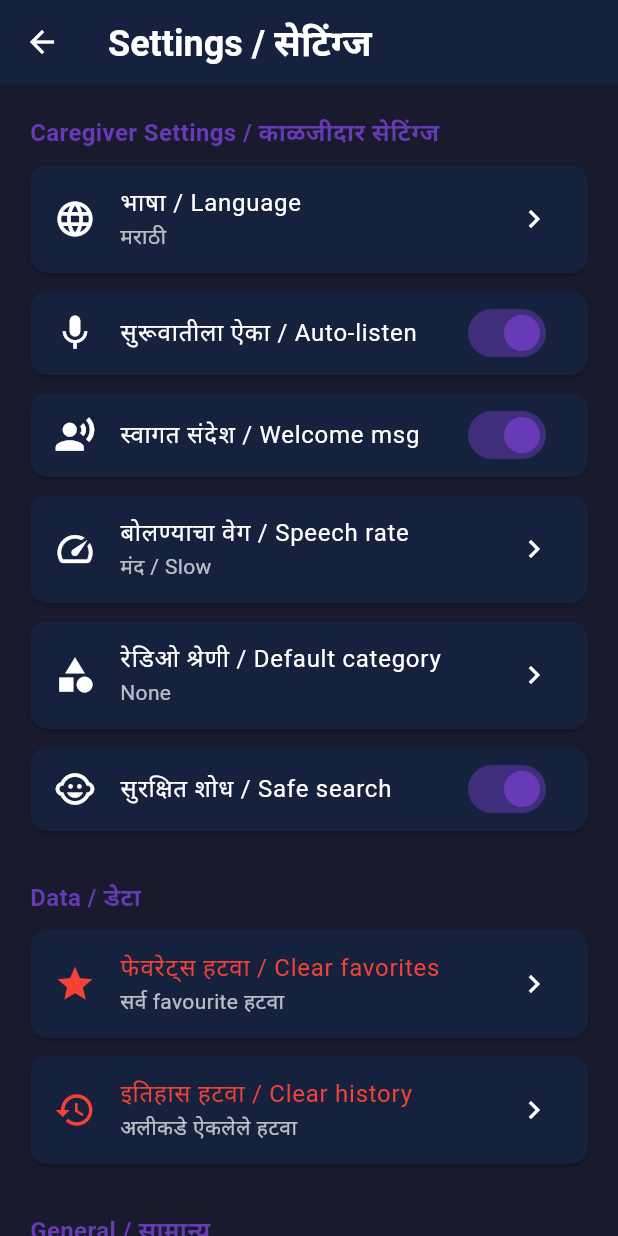
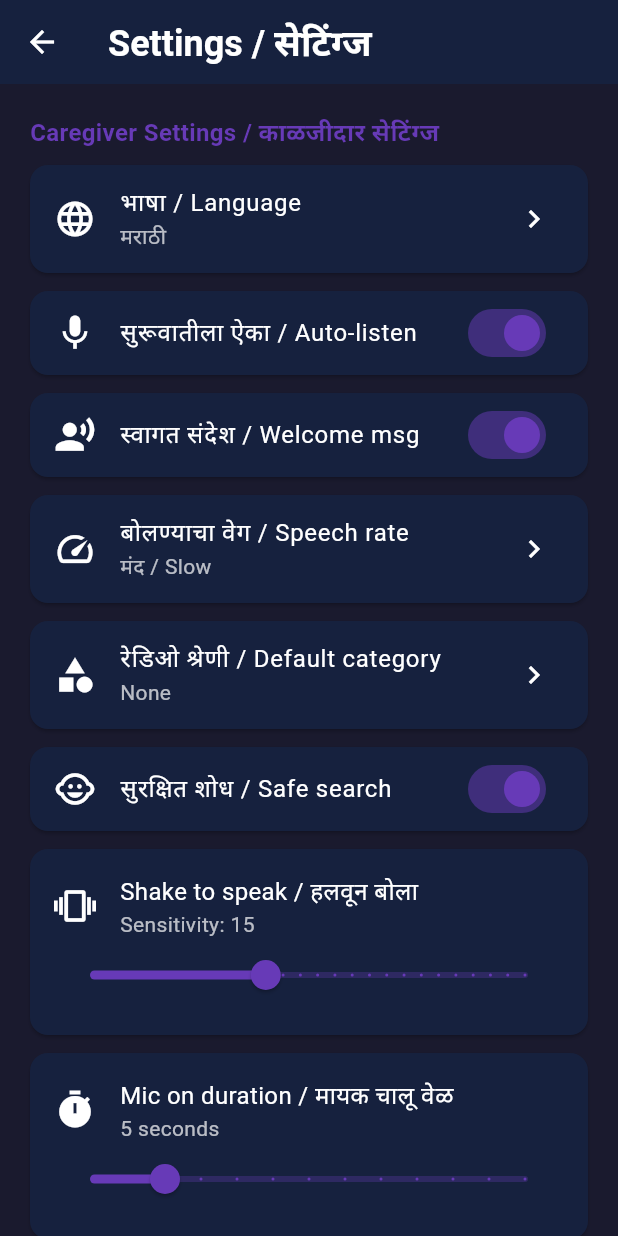
Before and after one commit to Shrawan13-glitch/RadioSathi, a Flutter app: the screen it shows after launch, after a tap on the "settings" icon, on a phone screen of 412 x 824 dp. Run offline on Flutter 3.47's test engine with Material 3 defaults, Android fonts, the phone set to English and light mode, and no system bars; our stand-ins replace flutter_tts, hive, hive_flutter, just_audio, sensors_plus, shared_preferences and 1 more; missing offline and left inert: flutter_inappwebview; accounts and stored records are empty.

Commit message:
Add shake-to-speak feature with customizable sensitivity and mic duration

```diff
--- a/lib/screens/home_screen.dart
+++ b/lib/screens/home_screen.dart
@@ -1,5 +1,7 @@
+import 'dart:async';
 import 'package:flutter/material.dart';
 import 'package:flutter_inappwebview/flutter_inappwebview.dart';
+import 'package:sensors_plus/sensors_plus.dart';
 import 'package:speech_to_text/speech_to_text.dart';
 import 'package:flutter_tts/flutter_tts.dart';
 import 'package:just_audio/just_audio.dart';
@@ -54,6 +56,13 @@ class _HomeScreenState extends State<HomeScreen> with TickerProviderStateMixin {
   bool _isListening = false;
   bool _isWebViewVisible = false;
 
+  StreamSubscription<AccelerometerEvent>? _accelerometerSubscription;
+  DateTime? _lastShakeTime;
+  double _shakeThreshold = 15.0;
+  int _minListeningDurationMs = 5000;
+  DateTime? _shakeListeningStartTime;
+  static const int _shakeCooldownMs = 1000;
+
   AppMode _currentMode = AppMode.command;
   late AnimationController _modeAnimationController;
   late Animation<Color?> _backgroundColorAnimation;
@@ -88,6 +97,7 @@ class _HomeScreenState extends State<HomeScreen> with TickerProviderStateMixin {
     _initSpeech();
     _initTts();
     _initAudioPlayerListeners();
+    _initShakeDetection();
     _checkAutoListen();
   }
 
@@ -185,6 +195,30 @@ class _HomeScreenState extends State<HomeScreen> with TickerProviderStateMixin {
       parent: _modeAnimationController,
       curve: Curves.easeInOut,
     ));
+  }
+
+  void _initShakeDetection() async {
+    final settings = await CaregiverSettingsService().load();
+    _shakeThreshold = settings.shakeThreshold;
+    _minListeningDurationMs = settings.minListeningSeconds * 1000;
+
+    _accelerometerSubscription = accelerometerEventStream().listen((AccelerometerEvent event) {
+      final double acceleration = event.x * event.x + event.y * event.y + event.z * event.z;
+      final double accelerationWithGravity = acceleration - 9.8 * 9.8;
+      final double shakeForce = accelerationWithGravity.abs();
+
+      if (shakeForce > _shakeThreshold) {
+        final now = DateTime.now();
+        final canTrigger = _lastShakeTime == null ||
+            now.difference(_lastShakeTime!).inMilliseconds > _shakeCooldownMs;
+
+        if (canTrigger && !_isListening && mounted) {
+          _lastShakeTime = now;
+          _shakeListeningStartTime = now;
+          _startListening();
+        }
+      }
+    });
   }
 
   void _switchToYouTubeMode() async {
@@ -406,6 +440,14 @@ class _HomeScreenState extends State<HomeScreen> with TickerProviderStateMixin {
   }
 
   void _stopListening() async {
+    if (_shakeListeningStartTime != null) {
+      final elapsed = DateTime.now().difference(_shakeListeningStartTime!).inMilliseconds;
+      if (elapsed < _minListeningDurationMs) {
+        final remaining = _minListeningDurationMs - elapsed;
+        await Future.delayed(Duration(milliseconds: remaining));
+      }
+      _shakeListeningStartTime = null;
+    }
     await _speechToText.stop();
     await _playBeep(2);
     await _flutterTts.setVolume(_ttsVolumeBeforeMute);
@@ -671,6 +713,7 @@ class _HomeScreenState extends State<HomeScreen> with TickerProviderStateMixin {
     _flutterTts.stop();
     _audioPlayer.dispose();
     _beepPlayer.dispose();
+    _accelerometerSubscription?.cancel();
     super.dispose();
   }
 
@@ -692,7 +735,7 @@ class _HomeScreenState extends State<HomeScreen> with TickerProviderStateMixin {
                     _buildAppBar(),
                     const SizedBox(height: 40),
                     Text(
-                      'Double tap anywhere to speak',
+                      'Double tap or shake device to speak',
                       style: TextStyle(color: Colors.white70, fontSize: 18),
                     ),
                     const SizedBox(height: 40),
--- a/lib/screens/settings_screen.dart
+++ b/lib/screens/settings_screen.dart
@@ -101,6 +101,90 @@ class _SettingsScreenState extends State<SettingsScreen> {
             title: 'सुरक्षित शोध / Safe search',
             value: _settings.safeSearchMode,
             onChanged: (v) => _updateSetting(_settings.copyWith(safeSearchMode: v)),
+          ),
+          Card(
+            color: const Color(0xFF16213E),
+            margin: const EdgeInsets.only(bottom: 12),
+            child: Padding(
+              padding: const EdgeInsets.all(16),
+              child: Column(
+                crossAxisAlignment: CrossAxisAlignment.start,
+                children: [
+                  Row(
+                    children: [
+                      const Icon(Icons.vibration, color: Colors.white, size: 28),
+                      const SizedBox(width: 16),
+                      Expanded(
+                        child: Column(
+                          crossAxisAlignment: CrossAxisAlignment.start,
+                          children: [
+                            const Text(
+                              'Shake to speak / हलवून बोला',
+                              style: TextStyle(color: Colors.white, fontSize: 16),
+                            ),
+                            Text(
+                              'Sensitivity: ${_settings.shakeThreshold.toInt()}',
+                              style: const TextStyle(color: Colors.white70, fontSize: 14),
+                            ),
+                          ],
+                        ),
+                      ),
+                    ],
+                  ),
+                  Slider(
+                    value: _settings.shakeThreshold,
+                    min: 5,
+                    max: 30,
+                    divisions: 25,
+                    activeColor: Colors.deepPurple,
+                    inactiveColor: Colors.deepPurple.withValues(alpha: 0.3),
+                    onChanged: (v) => _updateSetting(_settings.copyWith(shakeThreshold: v)),
+                  ),
+                ],
+              ),
+            ),
+          ),
+          Card(
+            color: const Color(0xFF16213E),
+            margin: const EdgeInsets.only(bottom: 12),
+            child: Padding(
+              padding: const EdgeInsets.all(16),
+              child: Column(
+                crossAxisAlignment: CrossAxisAlignment.start,
+                children: [
+                  Row(
+                    children: [
+                      const Icon(Icons.timer, color: Colors.white, size: 28),
+                      const SizedBox(width: 16),
+                      Expanded(
+                        child: Column(
+                          crossAxisAlignment: CrossAxisAlignment.start,
+                          children: [
+                            const Text(
+                              'Mic on duration / मायक चालू वेळ',
+                              style: TextStyle(color: Colors.white, fontSize: 16),
+                            ),
+                            Text(
+                              '${_settings.minListeningSeconds} seconds',
+                              style: const TextStyle(color: Colors.white70, fontSize: 14),
+                            ),
+                          ],
+                        ),
+                      ),
+                    ],
+                  ),
+                  Slider(
+                    value: _settings.minListeningSeconds.toDouble(),
+                    min: 3,
+                    max: 15,
+                    divisions: 12,
+                    activeColor: Colors.deepPurple,
+                    inactiveColor: Colors.deepPurple.withValues(alpha: 0.3),
+                    onChanged: (v) => _updateSetting(_settings.copyWith(minListeningSeconds: v.toInt())),
+                  ),
+                ],
+              ),
+            ),
           ),
           const SizedBox(height: 20),
           _buildSectionHeader('Data / डेटा'),
--- a/lib/services/caregiver_settings_service.dart
+++ b/lib/services/caregiver_settings_service.dart
@@ -12,6 +12,8 @@ class CaregiverSettings {
   final SpeechRate speechRate;
   final SettingCategory defaultCategory;
   final bool safeSearchMode;
+  final double shakeThreshold;
+  final int minListeningSeconds;
 
   const CaregiverSettings({
     this.language = 'marathi',
@@ -20,6 +22,8 @@ class CaregiverSettings {
     this.speechRate = SpeechRate.slow,
     this.defaultCategory = SettingCategory.none,
     this.safeSearchMode = true,
+    this.shakeThreshold = 15.0,
+    this.minListeningSeconds = 5,
   });
 
   CaregiverSettings copyWith({
@@ -29,6 +33,8 @@ class CaregiverSettings {
     SpeechRate? speechRate,
     SettingCategory? defaultCategory,
     bool? safeSearchMode,
+    double? shakeThreshold,
+    int? minListeningSeconds,
   }) {
     return CaregiverSettings(
       language: language ?? this.language,
@@ -37,6 +43,8 @@ class CaregiverSettings {
       speechRate: speechRate ?? this.speechRate,
       defaultCategory: defaultCategory ?? this.defaultCategory,
       safeSearchMode: safeSearchMode ?? this.safeSearchMode,
+      shakeThreshold: shakeThreshold ?? this.shakeThreshold,
+      minListeningSeconds: minListeningSeconds ?? this.minListeningSeconds,
     );
   }
 }
@@ -48,6 +56,8 @@ class CaregiverSettingsService {
   static const String _speechRateKey = 'cg_speech_rate';
   static const String _defaultCategoryKey = 'cg_default_category';
   static const String _safeSearchKey = 'cg_safe_search';
+  static const String _shakeThresholdKey = 'cg_shake_threshold';
+  static const String _minListeningSecondsKey = 'cg_min_listening_seconds';
 
   static final CaregiverSettingsService _instance = CaregiverSettingsService._internal();
   factory CaregiverSettingsService() => _instance;
@@ -66,6 +76,8 @@ class CaregiverSettingsService {
       speechRate: SpeechRate.values[prefs.getInt(_speechRateKey) ?? 0],
       defaultCategory: SettingCategory.values[prefs.getInt(_defaultCategoryKey) ?? 0],
       safeSearchMode: prefs.getBool(_safeSearchKey) ?? true,
+      shakeThreshold: prefs.getDouble(_shakeThresholdKey) ?? 15.0,
+      minListeningSeconds: prefs.getInt(_minListeningSecondsKey) ?? 5,
     );
     return _cached!;
   }
@@ -79,6 +91,8 @@ class CaregiverSettingsService {
     await prefs.setInt(_speechRateKey, settings.speechRate.index);
     await prefs.setInt(_defaultCategoryKey, settings.defaultCategory.index);
     await prefs.setBool(_safeSearchKey, settings.safeSearchMode);
+    await prefs.setDouble(_shakeThresholdKey, settings.shakeThreshold);
+    await prefs.setInt(_minListeningSecondsKey, settings.minListeningSeconds);
   }
 
   Future<void> clearFavorites() async {
--- a/pubspec.yaml
+++ b/pubspec.yaml
@@ -42,6 +42,7 @@ dependencies:
   hive: ^2.2.3
   hive_flutter: ^1.1.0
   shared_preferences: ^2.3.3
+  sensors_plus: ^6.1.1
 
 dev_dependencies:
   flutter_test:
```
